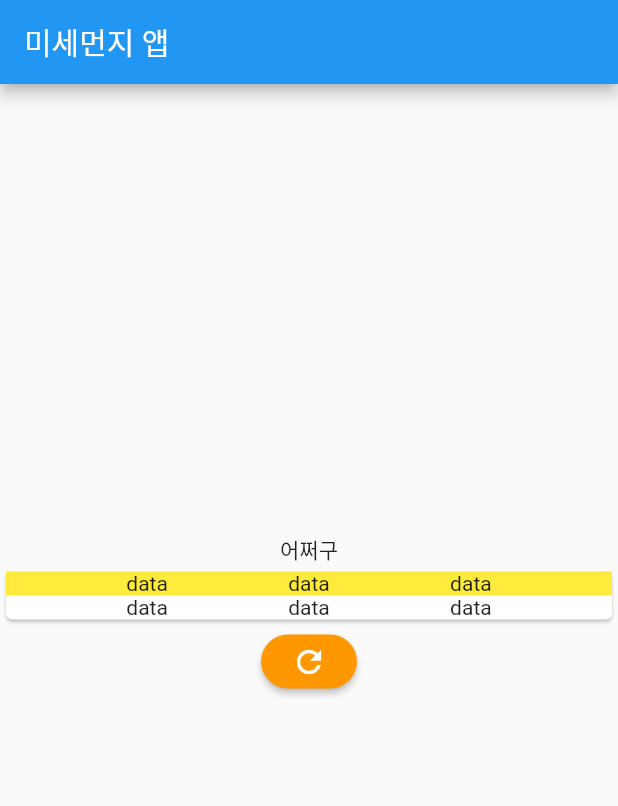
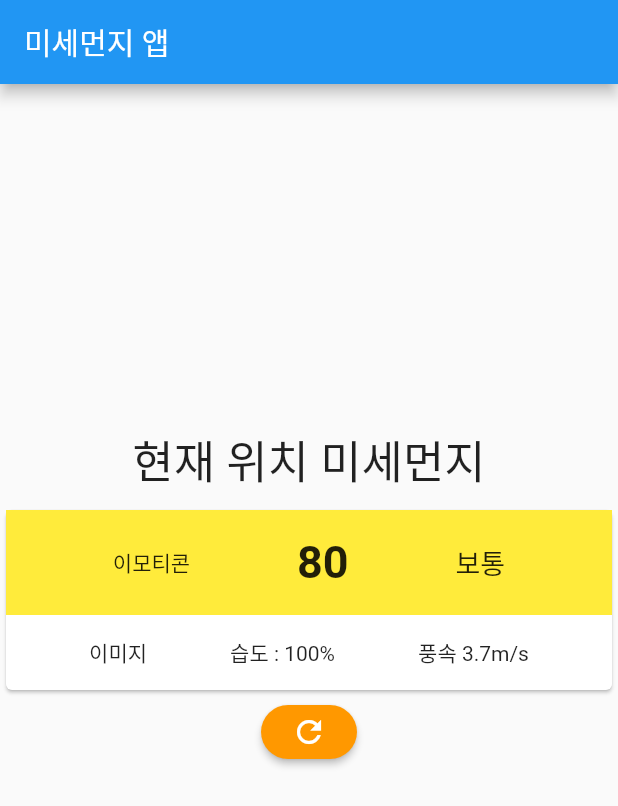
Before and after one commit to saengle/flutter_fine_dust_app, a Flutter app: the screen it shows after launch, on a phone screen of 412 x 824 dp. Shown: the top 806 px of the screen. Run offline on Flutter 3.47's test engine with Material 2 defaults, Android fonts, the phone set to English and light mode, and no system bars.

Commit message:
Add: MainScreen

```diff
--- a/lib/main_screen.dart
+++ b/lib/main_screen.dart
@@ -17,31 +17,48 @@ class _MainScreenState extends State<MainScreen> {
         body: Column(
           crossAxisAlignment: CrossAxisAlignment.center,
           children: [
-            const SizedBox(height: 300),
-            Text('어쩌구'),
+            const SizedBox(height: 220),
+            Padding(
+              padding: const EdgeInsets.all(8.0),
+              child: Text(
+                '현재 위치 미세먼지',
+                style: TextStyle(fontSize: 30),
+              ),
+            ),
             Card(
               child: Column(
                 children: [
                   Container(
                     child: Container(
+                      height: 70,
                       color: Colors.yellow,
                       child: Row(
                         mainAxisAlignment: MainAxisAlignment.spaceEvenly,
                         children: [
-                          Text('data'),
-                          Text('data'),
-                          Text('data'),
+                          Text('이모티콘'),
+                          Text(
+                            '80',
+                            style: TextStyle(
+                                fontWeight: FontWeight.bold, fontSize: 30),
+                          ),
+                          Text(
+                            '보통',
+                            style: TextStyle(fontSize: 18),
+                          ),
                         ],
                       ),
                     ),
                   ),
-                  Row(
-                    mainAxisAlignment: MainAxisAlignment.spaceEvenly,
-                    children: [
-                      Text('data'),
-                      Text('data'),
-                      Text('data'),
-                    ],
+                  Container(
+                    height: 50,
+                    child: Row(
+                      mainAxisAlignment: MainAxisAlignment.spaceEvenly,
+                      children: [
+                        Text('이미지'),
+                        Text('습도 : 100%'),
+                        Text('풍속 3.7m/s'),
+                      ],
+                    ),
                   ),
                 ],
               ),
```
Also changed, not shown: 1 other file.
